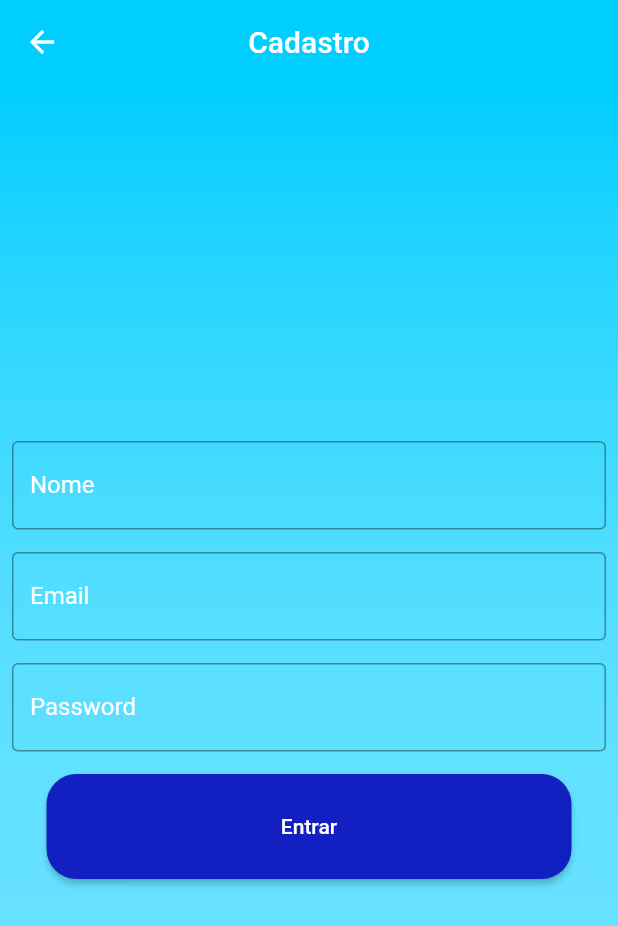
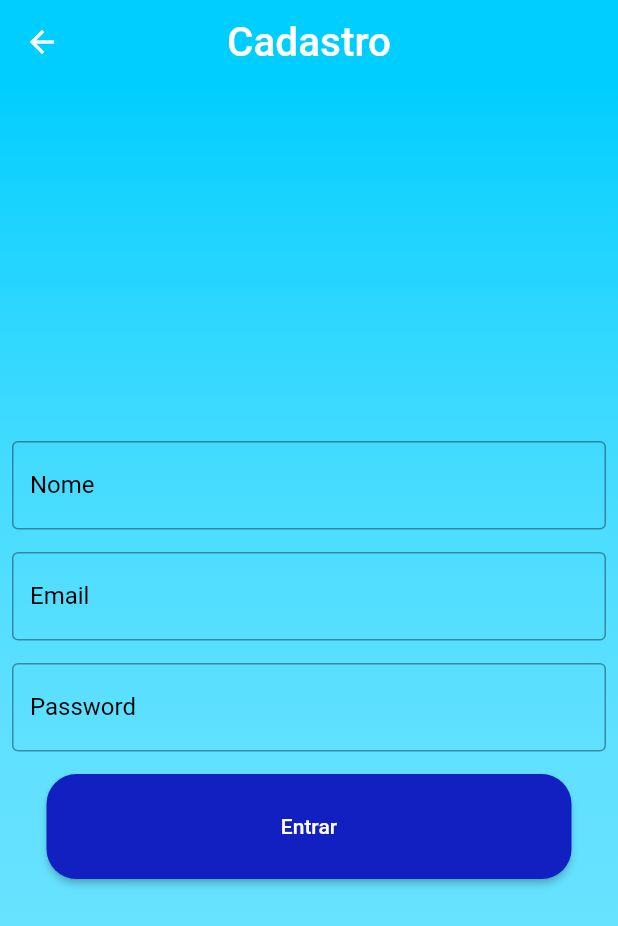
Before and after one commit to danilomonteirosouza/smart-students-check, a Flutter app: the Register screen opened by its route, on a phone screen of 412 x 824 dp. Shown: the top 926 px of the screen. Run offline on Flutter 3.47's test engine with Material 2 defaults, Android fonts, the phone set to English and light mode, and no system bars; our stand-ins replace lottie.

Commit message:
Alterei a cor dos Textos Email, Nome e Password e aumentei o texto Cadastro

```diff
--- a/lib/views/login.dart
+++ b/lib/views/login.dart
@@ -31,7 +31,7 @@ class _LoginState extends State<Login> {
                   Colors.white38,
                 ],
               )
-          ),
+            ),
           width: double.infinity,
           height: double.infinity,
           child: Column(
@@ -42,6 +42,9 @@ class _LoginState extends State<Login> {
                 child: TextField(
                   decoration: InputDecoration(
                       labelText: "Email",
+                      labelStyle: TextStyle(
+                          color: Colors.black
+                      ),
                       border: OutlineInputBorder()
                   ),
                 ),
@@ -51,13 +54,15 @@ class _LoginState extends State<Login> {
                 child: TextField(
                   decoration: InputDecoration(
                       labelText: "Senha",
+                      labelStyle: TextStyle(
+                        color: Colors.black
+                      ),
                       border: OutlineInputBorder()
                   ),
                 ),
               ),
             ],
           ),
-
         ),
       );
     } else if(defaultTargetPlatform == TargetPlatform.iOS){
--- a/lib/views/register.dart
+++ b/lib/views/register.dart
@@ -167,7 +167,12 @@ class _RegisterState extends State<Register> {
     return Scaffold(
       backgroundColor: const Color(0xff00ceff),
       appBar: AppBar(
-        title: const Text('Cadastro'),
+        title: Text('Cadastro',
+            style: TextStyle(
+            fontSize: 27,
+            color: Colors.white
+          ),
+        ),
         backgroundColor: const Color(0xff00ceff),
         elevation: 0.0,
         centerTitle: true,
@@ -206,7 +211,7 @@ class _RegisterState extends State<Register> {
                         labelText: "Nome",
                         border: OutlineInputBorder(),
                         labelStyle: TextStyle(
-                          color: Colors.white,
+                          color: Colors.black,
                         ),
                       ),
                     ),
@@ -222,7 +227,7 @@ class _RegisterState extends State<Register> {
                         labelText: "Email",
                         border: OutlineInputBorder(),
                         labelStyle: TextStyle(
-                          color: Colors.white,
+                          color: Colors.black,
                         ),
                       ),
                     ),
@@ -238,7 +243,7 @@ class _RegisterState extends State<Register> {
                         labelText: "Password",
                         border: OutlineInputBorder(),
                         labelStyle: TextStyle(
-                          color: Colors.white,
+                          color: Colors.black,
                         ),
                       ),
                     ),
```
